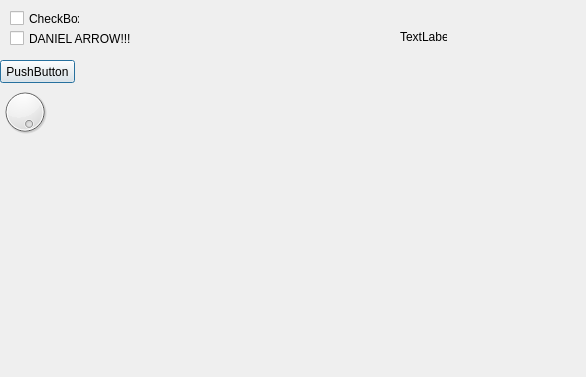
Qt form Lola/Lola/TestDialog.ui (Petzep/EM-04) before a commit.
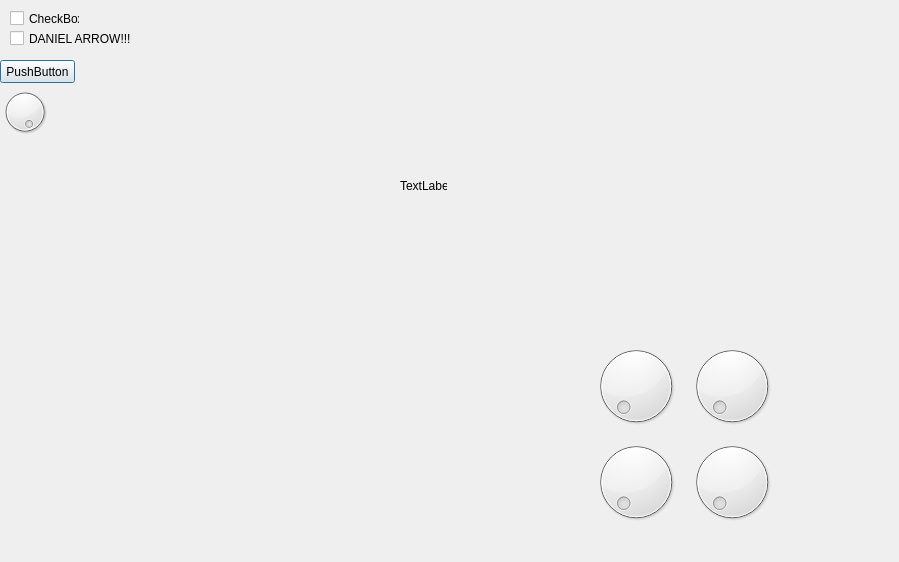
The same form after that commit. Custom widgets are drawn as their Qt base class.

Commit message:
Scaling Layout
*TODO:
Selection text

Patch:
```diff
--- a/Lola/Lola/TestDialog.ui
+++ b/Lola/Lola/TestDialog.ui
@@ -6,8 +6,8 @@
    <rect>
     <x>0</x>
     <y>0</y>
-    <width>586</width>
-    <height>377</height>
+    <width>899</width>
+    <height>562</height>
    </rect>
   </property>
   <property name="windowTitle">
@@ -29,8 +29,8 @@
   <widget class="QtPieMenu" name="qtPieMenu">
    <property name="geometry">
     <rect>
-     <x>280</x>
-     <y>20</y>
+     <x>290</x>
+     <y>40</y>
      <width>281</width>
      <height>341</height>
     </rect>
@@ -147,13 +147,37 @@
      <x>400</x>
      <y>30</y>
      <width>47</width>
-     <height>13</height>
+     <height>311</height>
     </rect>
    </property>
    <property name="text">
     <string>TextLabel</string>
    </property>
   </widget>
+  <widget class="QWidget" name="">
+   <property name="geometry">
+    <rect>
+     <x>580</x>
+     <y>330</y>
+     <width>208</width>
+     <height>208</height>
+    </rect>
+   </property>
+   <layout class="QGridLayout" name="gridLayout">
+    <item row="1" column="0">
+     <widget class="QDial" name="dial_4"/>
+    </item>
+    <item row="1" column="1">
+     <widget class="QDial" name="dial_5"/>
+    </item>
+    <item row="0" column="0">
+     <widget class="QDial" name="dial_2"/>
+    </item>
+    <item row="0" column="1">
+     <widget class="QDial" name="dial_3"/>
+    </item>
+   </layout>
+  </widget>
  </widget>
  <layoutdefault spacing="6" margin="11"/>
  <customwidgets>
```
The commit also changes 4 other files.
